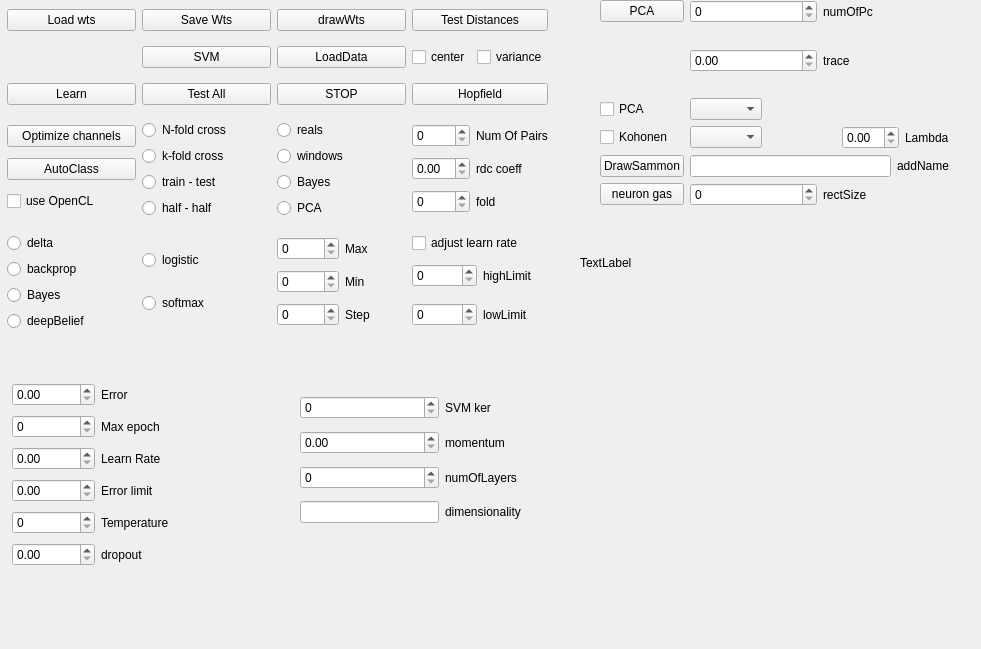
Above: net.ui from ArtfulVampire/SecondGUIrepo before the change. Below: the same form after it.
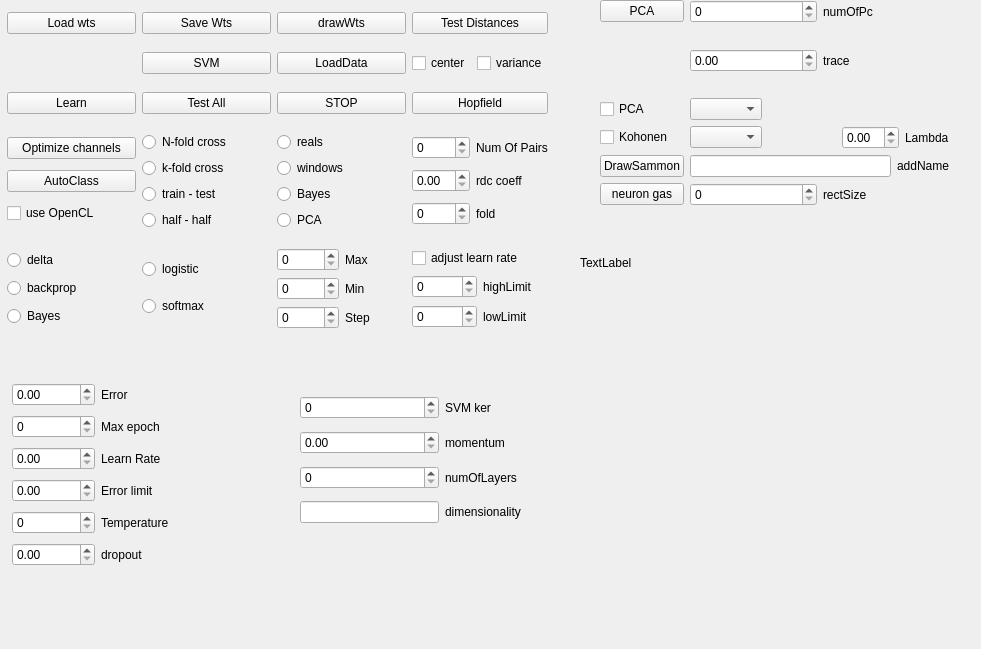
That is the form after the change.

What changed in the file:
```diff
--- a/net.ui
+++ b/net.ui
@@ -414,13 +414,6 @@
         </property>
        </widget>
       </item>
-      <item>
-       <widget class="QRadioButton" name="deepBeliefRadioButton">
-        <property name="text">
-         <string>deepBelief</string>
-        </property>
-       </widget>
-      </item>
      </layout>
     </item>
     <item row="0" column="0">
```
